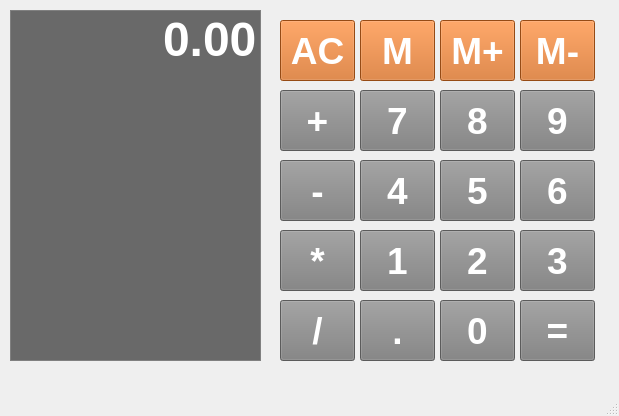
Above: Calculator/calcd.ui from mateusribeirocampos/Calcd_Qt before the change. Below: the same form after it.
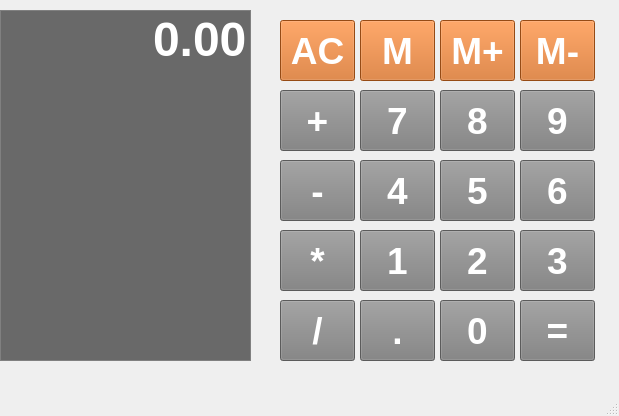
That is the form after the change.

The edit to the form file:
```diff
--- a/Calculator/calcd.ui
+++ b/Calculator/calcd.ui
@@ -512,7 +512,7 @@
    <widget class="QLineEdit" name="Display">
     <property name="geometry">
      <rect>
-      <x>10</x>
+      <x>0</x>
       <y>10</y>
       <width>251</width>
       <height>351</height>
```
Left out of the diff: 130 changed lines with no effect on the pictures.
